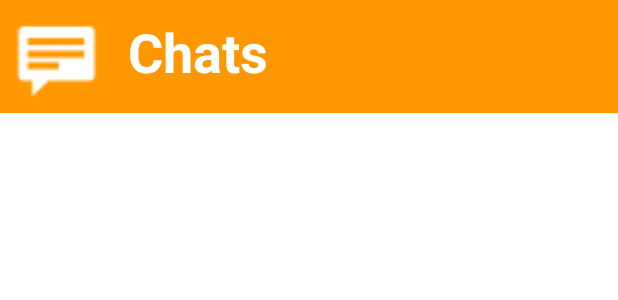
After one commit to Piqulsky/FakeChat, an Android app: the layout activity_chats.xml on its own in the app's theme, with its tools: preview values and no code run, on a phone screen of 412 x 824 dp. The commit adds this screen. Shown: the top 300 px of the screen. Run offline under Robolectric (Android 15) with nearby library versions, the phone set to English and light mode, and no system bars.

Commit message:
Added chats layout and implemented appData transfer

```diff
--- a/app/src/main/AndroidManifest.xml
+++ b/app/src/main/AndroidManifest.xml
@@ -12,6 +12,9 @@
         android:supportsRtl="true"
         android:theme="@style/Theme.FakeChat"
         tools:targetApi="31">
+        <activity
+            android:name=".ChatsActivity"
+            android:exported="false" />
         <activity
             android:name=".MainActivity"
             android:exported="true"
--- a/app/src/main/java/com/example/fakechat/MessagesData.java
+++ b/app/src/main/java/com/example/fakechat/MessagesData.java
@@ -1,6 +1,8 @@
 package com.example.fakechat;
 
-public class MessagesData {
+import java.io.Serializable;
+
+public class MessagesData implements Serializable {
     public static final int LAYOUT_MESSAGE_RECEIVED = 0;
     public static final int LAYOUT_MESSAGE_SENT = 1;
     private int viewType;
--- /dev/null
+++ b/app/src/main/res/layout/activity_chats.xml
@@ -0,0 +1,49 @@
+<?xml version="1.0" encoding="utf-8"?>
+<LinearLayout xmlns:android="http://schemas.android.com/apk/res/android"
+    xmlns:app="http://schemas.android.com/apk/res-auto"
+    xmlns:tools="http://schemas.android.com/tools"
+    android:layout_width="match_parent"
+    android:layout_height="match_parent"
+    android:orientation="vertical"
+    tools:context=".MainActivity">
+
+    <LinearLayout
+        android:layout_width="match_parent"
+        android:layout_height="wrap_content"
+        android:background="#FF9800"
+        android:orientation="horizontal">
+
+        <ImageView
+            android:id="@+id/imageViewReceiver2"
+            android:layout_width="75sp"
+            android:layout_height="75sp"
+            android:paddingTop="10sp"
+            android:paddingBottom="10sp"
+            app:srcCompat="@android:drawable/stat_notify_chat" />
+
+        <TextView
+            android:id="@+id/textViewChats"
+            android:layout_width="match_parent"
+            android:layout_height="match_parent"
+            android:paddingStart="10sp"
+            android:paddingTop="10sp"
+            android:text="Chats"
+            android:textColor="#FFFFFF"
+            android:textSize="36sp"
+            android:textStyle="bold" />
+
+    </LinearLayout>
+
+    <LinearLayout
+        android:layout_width="match_parent"
+        android:layout_height="match_parent"
+        android:layout_weight="1"
+        android:orientation="vertical">
+
+        <androidx.recyclerview.widget.RecyclerView
+            android:id="@+id/recyclerViewChats"
+            android:layout_width="match_parent"
+            android:layout_height="match_parent" />
+    </LinearLayout>
+
+</LinearLayout>
--- a/app/src/main/res/layout/activity_main.xml
+++ b/app/src/main/res/layout/activity_main.xml
@@ -69,7 +69,7 @@
         android:orientation="vertical">
 
         <androidx.recyclerview.widget.RecyclerView
-            android:id="@+id/recyclerView"
+            android:id="@+id/recyclerViewMessages"
             android:layout_width="match_parent"
             android:layout_height="match_parent" />
     </LinearLayout>
```
Also changed, not shown: app/src/main/java/com/example/fakechat/ChatsActivity.java (added, +31 -0 lines), app/src/main/java/com/example/fakechat/MainActivity.java (+17 -3 lines).
